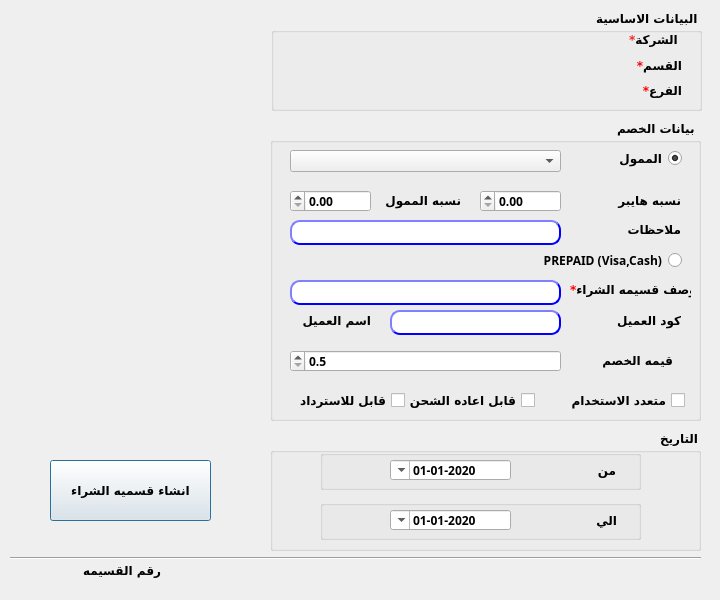
Above: presentation/voucher_ui/createVoucher.ui from shymaa123456/HyperPOS2020 before the change. Below: the same form after it.
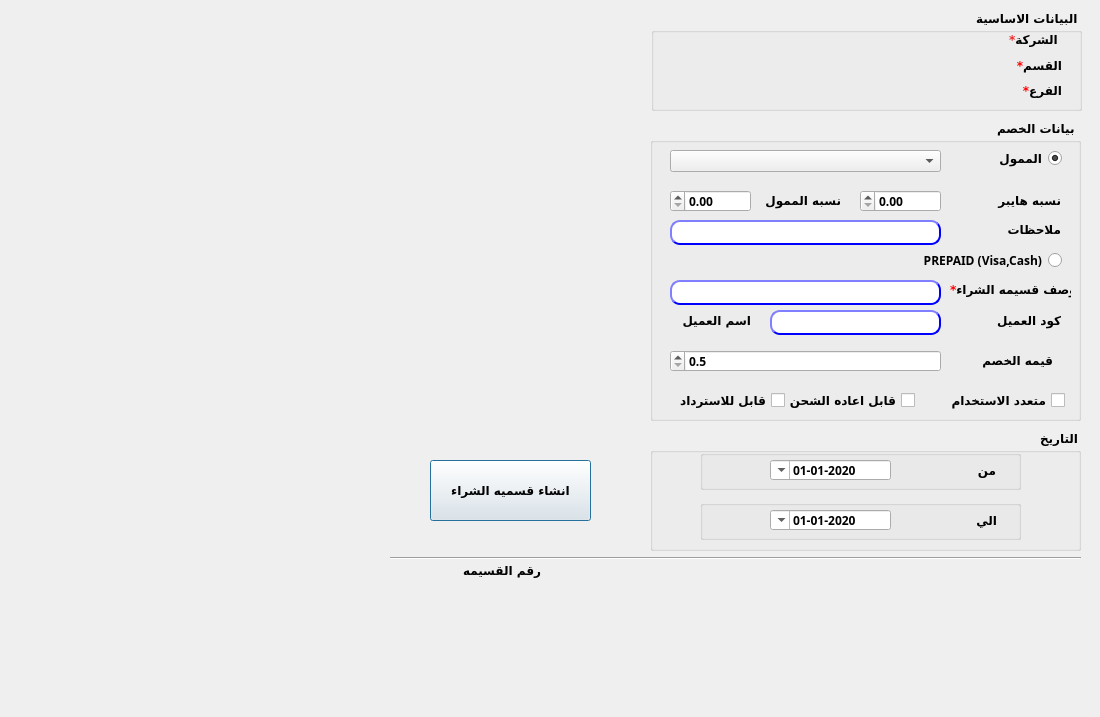
That is the form after the change.

```diff
--- a/presentation/voucher_ui/createVoucher.ui
+++ b/presentation/voucher_ui/createVoucher.ui
@@ -6,20 +6,20 @@
    <rect>
     <x>0</x>
     <y>0</y>
-    <width>720</width>
-    <height>600</height>
+    <width>1100</width>
+    <height>717</height>
    </rect>
   </property>
   <property name="minimumSize">
    <size>
-    <width>720</width>
-    <height>600</height>
+    <width>1100</width>
+    <height>717</height>
    </size>
   </property>
   <property name="maximumSize">
    <size>
-    <width>720</width>
-    <height>600</height>
+    <width>1100</width>
+    <height>717</height>
    </size>
   </property>
   <property name="windowTitle">
@@ -31,7 +31,7 @@
   <widget class="QPushButton" name="BTN_createVoucher">
    <property name="geometry">
     <rect>
-     <x>50</x>
+     <x>430</x>
      <y>460</y>
      <width>161</width>
      <height>61</height>
@@ -57,7 +57,7 @@
   <widget class="QLabel" name="label_num">
    <property name="geometry">
     <rect>
-     <x>10</x>
+     <x>390</x>
      <y>560</y>
      <width>47</width>
      <height>21</height>
@@ -77,7 +77,7 @@
   <widget class="QLabel" name="label_2">
    <property name="geometry">
     <rect>
-     <x>80</x>
+     <x>460</x>
      <y>560</y>
      <width>81</width>
      <height>20</height>
@@ -97,7 +97,7 @@
   <widget class="QGroupBox" name="groupBox">
    <property name="geometry">
     <rect>
-     <x>271</x>
+     <x>651</x>
      <y>10</y>
      <width>431</width>
      <height>101</height>
@@ -113,7 +113,7 @@
    <property name="title">
     <string>البيانات الاساسية</string>
    </property>
-   <widget class="QWidget" name="">
+   <widget class="QWidget" name="layoutWidget">
     <property name="geometry">
      <rect>
       <x>350</x>
@@ -187,7 +187,7 @@
   <widget class="QGroupBox" name="groupBox_2">
    <property name="geometry">
     <rect>
-     <x>270</x>
+     <x>650</x>
      <y>120</y>
      <width>431</width>
      <height>301</height>
@@ -698,7 +698,7 @@
   <widget class="QGroupBox" name="groupBox_3">
    <property name="geometry">
     <rect>
-     <x>270</x>
+     <x>650</x>
      <y>430</y>
      <width>431</width>
      <height>121</height>
@@ -876,7 +876,7 @@
   <widget class="Line" name="line">
    <property name="geometry">
     <rect>
-     <x>10</x>
+     <x>390</x>
      <y>550</y>
      <width>691</width>
      <height>16</height>
```
